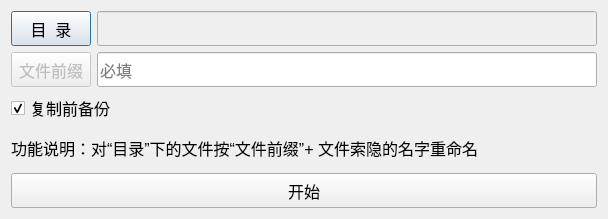
Qt form qt_project/edit/filerenamedlg.ui (RockyChing/qt_play) before a commit.
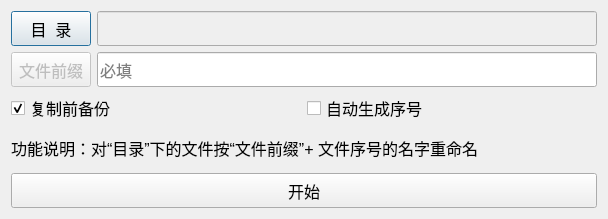
The same form after that commit.

Commit message: Dev V1.9.4 Add auto index generator function

Patch:
```diff
--- a/qt_project/edit/filerenamedlg.ui
+++ b/qt_project/edit/filerenamedlg.ui
@@ -13,8 +13,6 @@
   <property name="windowTitle">
    <string>文件重命名</string>
   </property>
-  <layout class="QVBoxLayout" name="verticalLayout_2">
-   <item>
     <layout class="QVBoxLayout" name="verticalLayout">
      <item>
       <layout class="QHBoxLayout" name="horizontalLayout">
@@ -103,6 +101,8 @@
       </layout>
      </item>
      <item>
+    <layout class="QHBoxLayout" name="horizontalLayout_2">
+     <item>
       <widget class="QCheckBox" name="checkBoxBackup">
        <property name="font">
         <font>
@@ -118,6 +118,23 @@
       </widget>
      </item>
      <item>
+      <widget class="QCheckBox" name="checkBoxIndexAuto">
+       <property name="font">
+        <font>
+         <pointsize>12</pointsize>
+        </font>
+       </property>
+       <property name="text">
+        <string>自动生成序号</string>
+       </property>
+       <property name="checked">
+        <bool>false</bool>
+       </property>
+      </widget>
+     </item>
+    </layout>
+   </item>
+   <item>
       <widget class="QLabel" name="label">
        <property name="font">
         <font>
@@ -125,7 +142,7 @@
         </font>
        </property>
        <property name="text">
-        <string>功能说明：对“目录”下的文件按“文件前缀”+ 文件索隐的名字重命名</string>
+      <string>功能说明：对“目录”下的文件按“文件前缀”+ 文件序号的名字重命名</string>
        </property>
       </widget>
      </item>
@@ -146,8 +163,6 @@
         <string>开始</string>
        </property>
       </widget>
-     </item>
-    </layout>
    </item>
   </layout>
  </widget>
```
Lines whose indentation alone changed are shown as unchanged. The commit also changes 2 other files.
